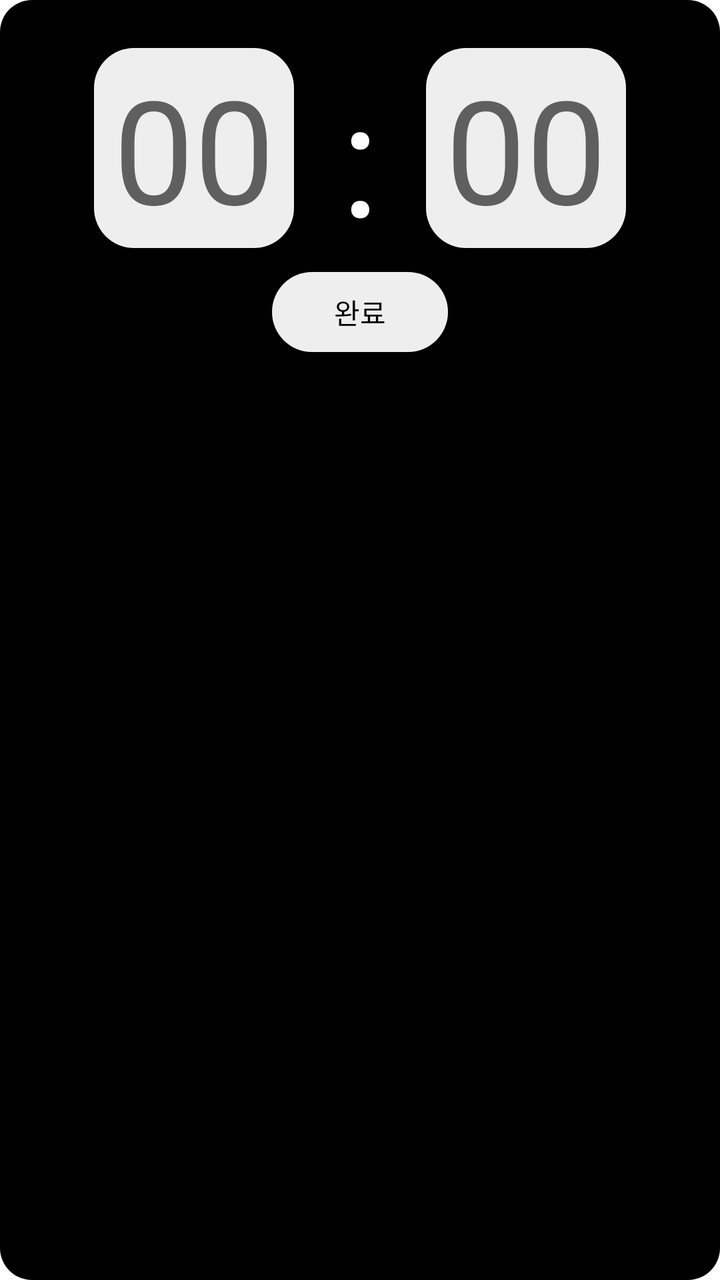
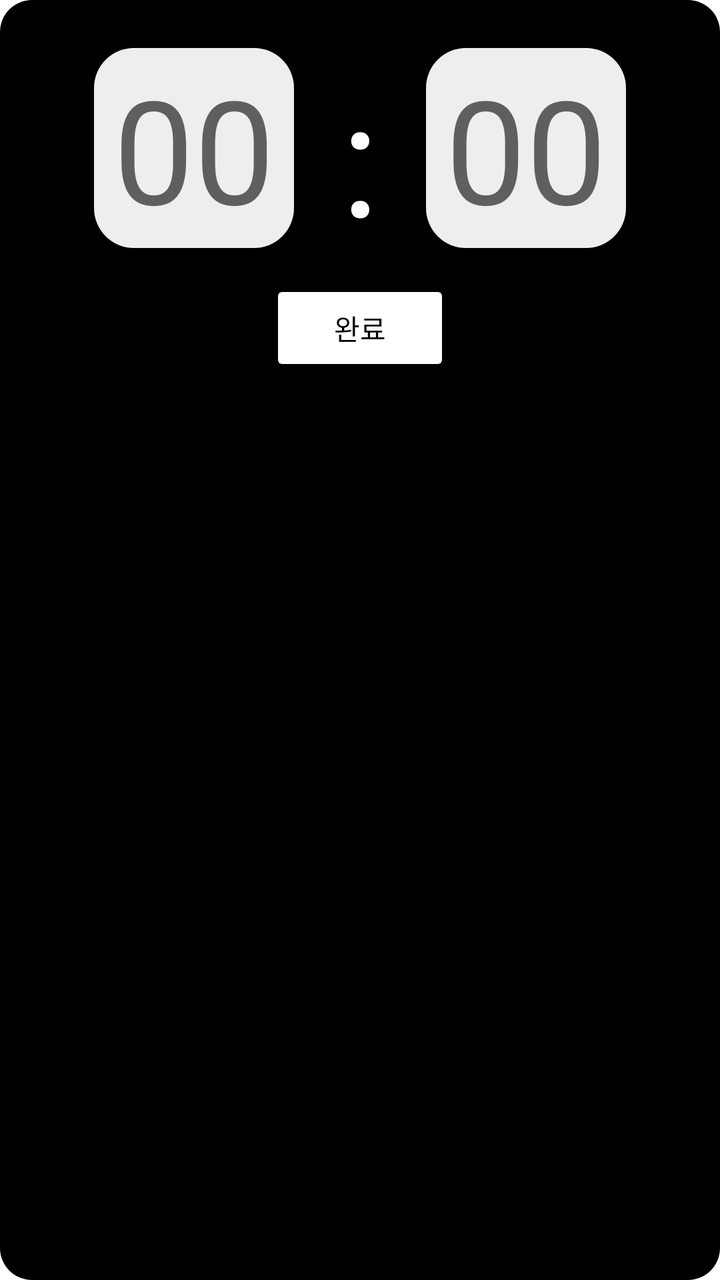

Two renders of the same Android screen: before a commit and after it. Below are the layout's source before the change and the commit's diff.
<!-- AndroidManifest.xml: fallback theme Theme.MaterialComponents.DayNight.NoActionBar -->
<!-- res/layout/sleep_tracker.xml -->
<androidx.constraintlayout.widget.ConstraintLayout
    xmlns:android="http://schemas.android.com/apk/res/android"
    xmlns:app="http://schemas.android.com/apk/res-auto"
    android:layout_width="match_parent"
    android:layout_height="wrap_content"
    android:padding="24dp"
    android:background="@drawable/rounded_black_background">

    <LinearLayout
        android:id="@+id/timeInputContainer"
        android:layout_width="wrap_content"
        android:layout_height="wrap_content"
        android:orientation="horizontal"
        android:gravity="center"
        android:layout_marginBottom="16dp"
        app:layout_constraintTop_toTopOf="parent"
        app:layout_constraintBottom_toTopOf="@+id/btnCompleteSleep"
        app:layout_constraintStart_toStartOf="parent"
        app:layout_constraintEnd_toEndOf="parent">

        
        <EditText
            android:id="@+id/editHour"
            android:layout_width="100dp"
            android:layout_height="100dp"
            android:background="@drawable/chat_bubble"
            android:gravity="center"
            android:inputType="number"
            android:textSize="72sp"
            android:textColor="#000000"
            android:hint="00"
            android:maxLength="2"
            android:padding="0dp"
            android:layout_marginEnd="8dp"/>


        
        <TextView
            android:layout_width="50dp"
            android:layout_height="match_parent"
            android:gravity="center"
            android:text=":"
            android:textColor="#FFFFFF"
            android:textSize="80sp" />

        
        <EditText
            android:id="@+id/editMinute"
            android:layout_width="100dp"
            android:layout_height="100dp"
            android:background="@drawable/chat_bubble"
            android:gravity="center"
            android:inputType="number"
            android:textSize="72sp"
            android:textColor="#000000"
            android:hint="00"
            android:maxLength="2"
            android:padding="0dp"
            android:layout_marginStart="8dp"/>

    </LinearLayout>

    <Button
        android:id="@+id/btnCompleteSleep"
        android:layout_width="wrap_content"
        android:layout_height="40dp"
        android:text="완료"
        android:textColor="#000000"
        android:textSize="14sp"
        android:background="@drawable/chat_bubble"
        android:backgroundTint="@null"
        android:layout_marginTop="12dp"
        style="@style/Widget.AppCompat.Button"
        app:layout_constraintTop_toBottomOf="@+id/timeInputContainer"
        app:layout_constraintStart_toStartOf="parent"
        app:layout_constraintEnd_toEndOf="parent"/>


</androidx.constraintlayout.widget.ConstraintLayout>
<!-- resources referenced by this layout -->
<resources>
  <!-- drawable chat_bubble (drawable) -->
  <shape xmlns:android="http://schemas.android.com/apk/res/android">
      <solid android:color="#EEEEEE"/>
      <corners android:radius="20dp"/>
  </shape>
  <!-- drawable rounded_black_background (drawable) -->
  <?xml version="1.0" encoding="utf-8"?>
  <shape xmlns:android="http://schemas.android.com/apk/res/android"
      android:shape="rectangle">
  
      <solid android:color="#000000" /> 
      <corners android:radius="16dp" /> 
  </shape>
</resources>

<!-- the commit's change to res/layout/sleep_tracker.xml (unified diff, before → after) -->
@@ -63,14 +63,14 @@
     <Button
         android:id="@+id/btnCompleteSleep"
         android:layout_width="wrap_content"
-        android:layout_height="40dp"
+        android:layout_height="wrap_content"
         android:text="완료"
-        android:textColor="#000000"
-        android:textSize="14sp"
-        android:background="@drawable/chat_bubble"
-        android:backgroundTint="@null"
-        android:layout_marginTop="12dp"
-        style="@style/Widget.AppCompat.Button"
+        android:textColor="@android:color/black"  app:backgroundTint="@android:color/white"
+        android:paddingStart="32dp"
+        android:paddingEnd="32dp"
+        android:paddingTop="8dp"
+        android:paddingBottom="8dp"
+        android:layout_marginTop="16dp"
         app:layout_constraintTop_toBottomOf="@+id/timeInputContainer"
         app:layout_constraintStart_toStartOf="parent"
         app:layout_constraintEnd_toEndOf="parent"/>
<!-- resource entries referenced after the edit -->
@@ -13,5 +13,20 @@
       <solid android:color="#000000" /> 
       <corners android:radius="16dp" /> 
   </shape>
+  <style name="Theme.IT_contest" parent="Theme.MaterialComponents.DayNight.NoActionBar">
+          
+          <item name="colorPrimary">@color/black</item>
+          <item name="colorPrimaryVariant">@color/black</item>
+          <item name="colorOnPrimary">@android:color/white</item>
+  
+          <item name="colorSecondary">@color/black</item>
+          <item name="colorSecondaryVariant">@color/black</item>
+          <item name="colorOnSecondary">@android:color/white</item>
+  
+          
+          <item name="colorControlActivated">@color/black</item>
+          <item name="colorAccent">@color/black</item>
+      </style>
+  <color name="black">#FF000000</color>
 </resources>
 
